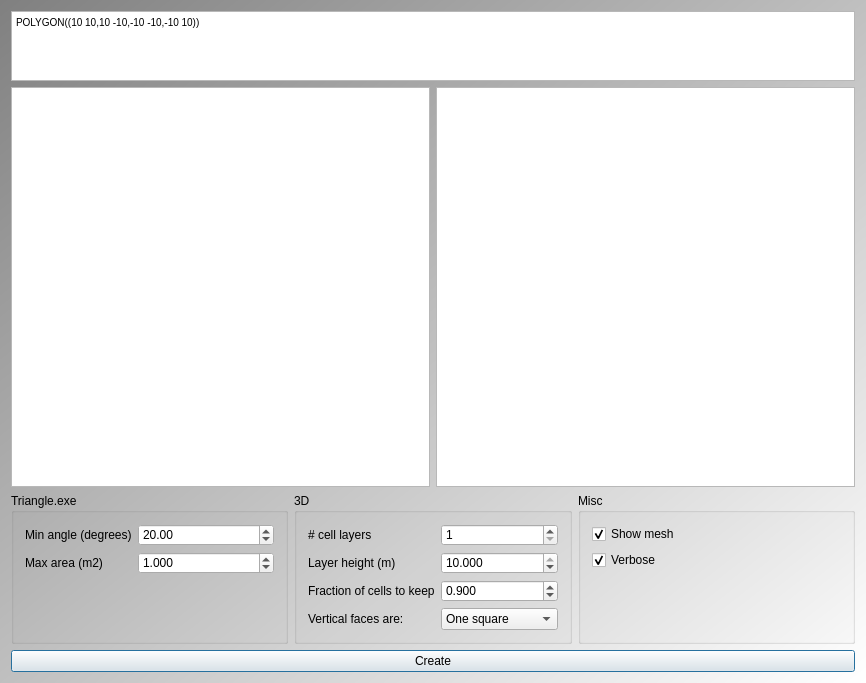
This is Tools/ToolTriangleMeshCreator/qttrianglemeshcreatormaindialog.ui in richelbilderbeek/ProjectRichelBilderbeek as Qt 5 draws it before an edit. The edited form follows.
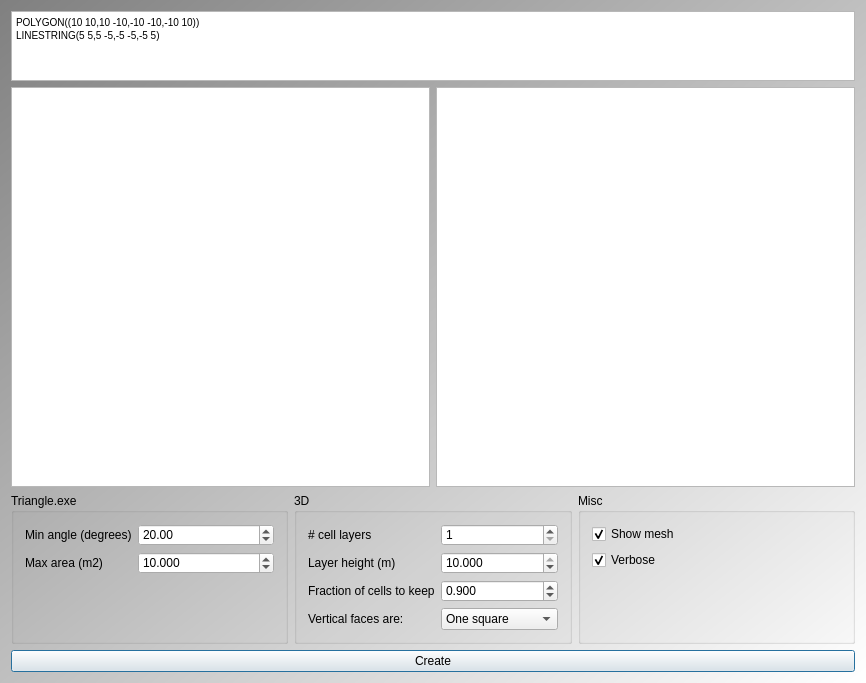
This is the edited form. Icons and pictures are not drawn. Custom widgets are drawn as their Qt base class.

Diff of the .ui file:
```diff
--- a/Tools/ToolTriangleMeshCreator/qttrianglemeshcreatormaindialog.ui
+++ b/Tools/ToolTriangleMeshCreator/qttrianglemeshcreatormaindialog.ui
@@ -51,6 +51,7 @@
      </property>
      <property name="plainText">
       <string>POLYGON((10 10,10 -10,-10 -10,-10 10))
+LINESTRING(5 5,5 -5,-5 -5,-5 5)
 
 </string>
      </property>
@@ -133,7 +134,7 @@
            <double>1000.000000000000000</double>
           </property>
           <property name="value">
-           <double>1.000000000000000</double>
+           <double>10.000000000000000</double>
           </property>
          </widget>
         </item>
```
